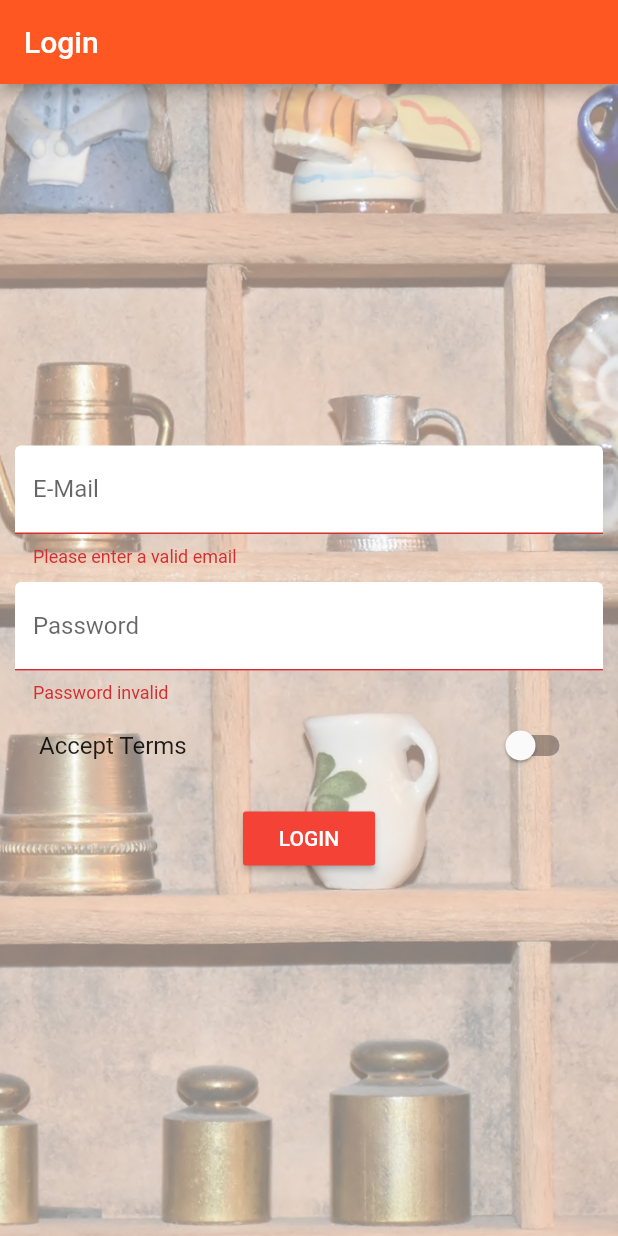
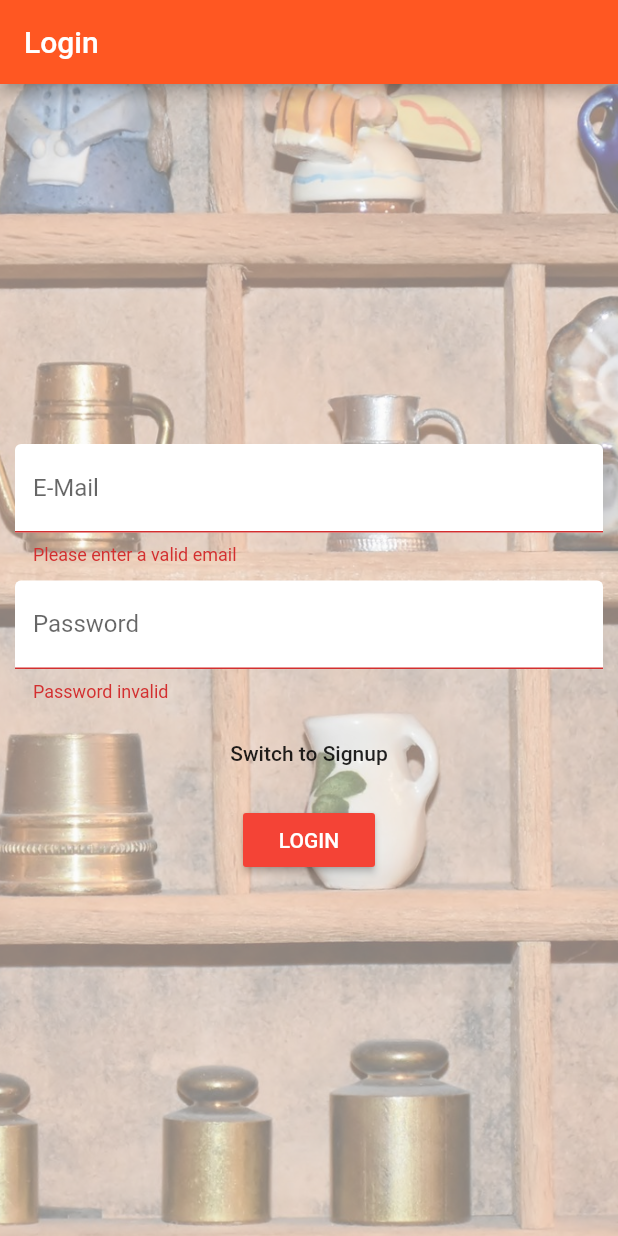
Before and after one commit to OperKH/learn_flutter, a Flutter app: the screen it shows after launch, after a tap on "LOGIN", on a phone screen of 412 x 824 dp. Run offline on Flutter 3.47's test engine with Material 2 defaults, Android fonts, the light colour scheme and no system bars; our stand-ins replace cached_network_image; accounts and stored records are empty; network calls fail.

Commit message:
Add Sign-up feature.

```diff
--- a/products_app/lib/pages/auth.dart
+++ b/products_app/lib/pages/auth.dart
@@ -2,6 +2,11 @@ import 'package:flutter/material.dart';
 import 'package:scoped_model/scoped_model.dart';
 
 import '../scoped-models/main.dart';
+
+enum AuthMode {
+  Login,
+  Signup,
+}
 
 class AuthPage extends StatefulWidget {
   @override
@@ -17,6 +22,9 @@ class _AuthPageState extends State<AuthPage> {
     'acceptTerms': false
   };
   final GlobalKey<FormState> _formKey = GlobalKey<FormState>();
+  final TextEditingController _passwordTextFieldController =
+      TextEditingController();
+  AuthMode _authMode = AuthMode.Login;
 
   DecorationImage _buildBackgroundImage() {
     return DecorationImage(
@@ -49,13 +57,16 @@ class _AuthPageState extends State<AuthPage> {
   }
 
   Widget _buildPasswordTextField() {
-    return TextFormField(
+    return Container(
+      margin: EdgeInsets.only(top: 10.0),
+      child: TextFormField(
         decoration: InputDecoration(
           labelText: 'Password',
           filled: true,
           fillColor: Colors.white,
         ),
         obscureText: true,
+        controller: _passwordTextFieldController,
         validator: (String value) {
           if (value.isEmpty || value.length < 6) {
             return 'Password invalid';
@@ -64,11 +75,35 @@ class _AuthPageState extends State<AuthPage> {
         onSaved: (String value) {
           _formData['password'] = value;
         },
+      ),
+    );
+  }
+
+  Widget _buildPasswordConfirmTextField() {
+    return _authMode == AuthMode.Login
+        ? Container()
+        : Container(
+            margin: EdgeInsets.only(top: 10.0),
+            child: TextFormField(
+              decoration: InputDecoration(
+                labelText: 'Confirm Password',
+                filled: true,
+                fillColor: Colors.white,
+              ),
+              obscureText: true,
+              validator: (String value) {
+                if (value != _passwordTextFieldController.text) {
+                  return 'Passwords don\'t match';
+                }
+              },
+            ),
           );
   }
 
   Widget _buildAcceptSwitch() {
-    return SwitchListTile(
+    return _authMode == AuthMode.Login
+        ? Container()
+        : SwitchListTile(
             value: _formData['acceptTerms'],
             onChanged: (bool value) {
               setState(() {
@@ -79,13 +114,40 @@ class _AuthPageState extends State<AuthPage> {
           );
   }
 
-  void _submitForm(MainModel model) {
-    if (!_formKey.currentState.validate() || !_formData['acceptTerms']) {
+  void _submitForm(MainModel model) async {
+    if (!_formKey.currentState.validate()) {
       return;
     }
     _formKey.currentState.save();
-    model.login(_formData['email'], _formData['password']);
+    try {
+      Map<String, dynamic> status;
+      if (_authMode == AuthMode.Login) {
+        status = await model.login(_formData['email'], _formData['password']);
+      } else {
+        status = await model.signup(_formData['email'], _formData['password']);
+      }
+      if (status['success'] == true) {
         Navigator.pushReplacementNamed(context, '/products');
+      } else {
+        showDialog(
+          context: context,
+          builder: (BuildContext context) {
+            return AlertDialog(
+              title: Text('Something went wrong!'),
+              content: Text(status['message']),
+              actions: <Widget>[
+                FlatButton(
+                  onPressed: () => Navigator.of(context).pop(),
+                  child: Text('OK'),
+                ),
+              ],
+            );
+          },
+        );
+      }
+    } catch (e) {
+      print(e);
+    }
   }
 
   @override
@@ -114,16 +176,29 @@ class _AuthPageState extends State<AuthPage> {
                 child: Column(
                   children: <Widget>[
                     _buildEmailTextField(),
+                    _buildPasswordTextField(),
+                    _buildPasswordConfirmTextField(),
+                    _buildAcceptSwitch(),
                     SizedBox(height: 10.0),
-                    _buildPasswordTextField(),
-                    _buildAcceptSwitch(),
+                    FlatButton(
+                      onPressed: () {
+                        setState(() {
+                          _authMode = _authMode == AuthMode.Login
+                              ? AuthMode.Signup
+                              : AuthMode.Login;
+                        });
+                      },
+                      child: Text(
+                          'Switch to ${_authMode == AuthMode.Login ? 'Signup' : 'Login'}'),
+                    ),
                     SizedBox(height: 10.0),
                     ScopedModelDescendant<MainModel>(
                       builder: (BuildContext context, Widget child,
                           MainModel model) {
                         return RaisedButton(
                           textColor: Colors.white,
-                          child: Text('LOGIN'),
+                          child: Text(
+                              '${_authMode == AuthMode.Login ? 'LOGIN' : 'SIGNUP'}'),
                           onPressed: () => _submitForm(model),
                         );
                       },
```
Also changed, not shown: products_app/lib/api/api.dart (+1 -25 lines), products_app/lib/api/auth.dart (added, +13 -0 lines), products_app/lib/api/productsApi.dart (added, +27 -0 lines), products_app/lib/scoped-models/connected_products.dart (+24 -2 lines). Lines whose indentation alone changed are shown as unchanged.
